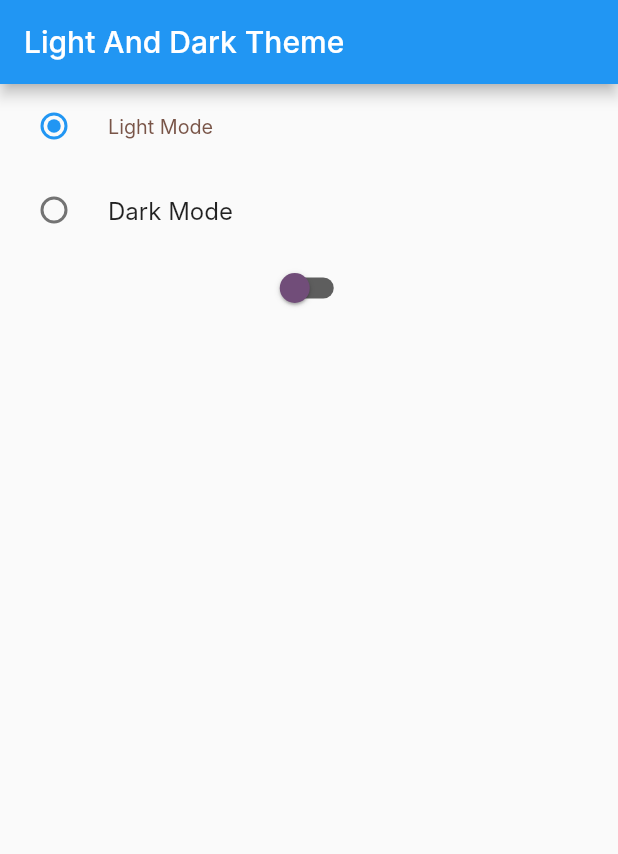
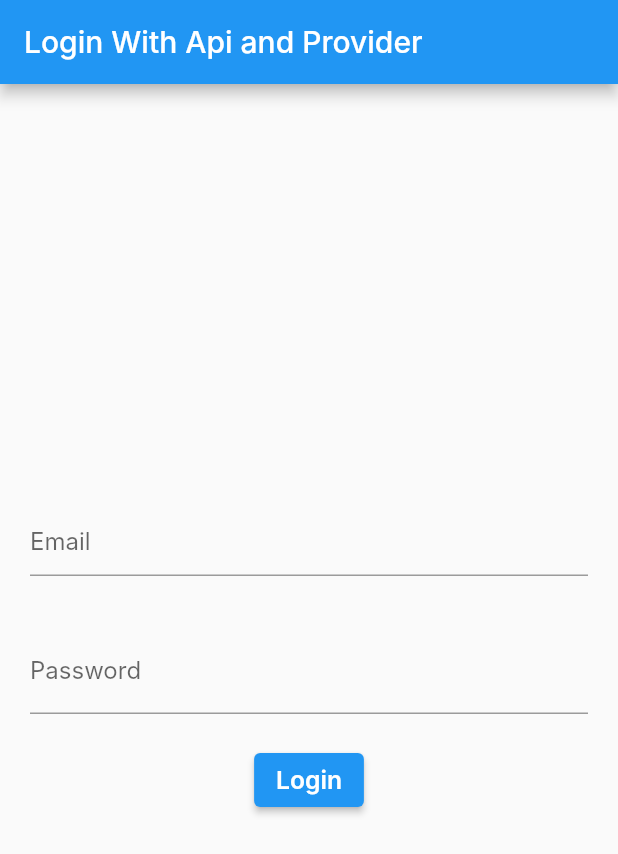
Before and after one commit to saadmomand6/Provider-Examples, a Flutter app: the screen it shows after launch, on a phone screen of 412 x 824 dp. Shown: the top 854 px of the screen. Run offline on Flutter 3.47's test engine with Material 2 defaults, Android fonts, the phone set to English and light mode, and no system bars; Roboto replaces fonts that are missing (Inter).

Commit message:
login with api and provider

```diff
--- a/lib/main.dart
+++ b/lib/main.dart
@@ -2,9 +2,10 @@
 import 'package:provider/provider.dart';
 import 'package:provider_with_mvvm_and_rest_apis/provider/count_provider.dart';
 import 'package:provider_with_mvvm_and_rest_apis/provider/favourite_provider.dart';
+import 'package:provider_with_mvvm_and_rest_apis/provider/login_auth_provider.dart';
 import 'package:provider_with_mvvm_and_rest_apis/provider/multiprovider_example.dart';
 import 'package:provider_with_mvvm_and_rest_apis/provider/theme_changer_provider.dart';
-import 'package:provider_with_mvvm_and_rest_apis/screens/dark_theme.dart';
+import 'package:provider_with_mvvm_and_rest_apis/screens/login_api_provider.dart';
 
 void main() {
   runApp(const MyApp());
@@ -21,6 +22,7 @@
         ChangeNotifierProvider(create: (_) => MultipleProviderExample()),
         ChangeNotifierProvider(create: (_) => Favouriteitem()),
         ChangeNotifierProvider(create: (_) => ThemeChanger()),
+        ChangeNotifierProvider(create: (_) => LoginAuth()),
       ],
       child: Builder(
         builder: (BuildContext context) {
@@ -73,7 +75,8 @@
                     fontSize: MediaQuery.of(context).size.height * 0.020),
               ),
             ),
-            home: const DarkTheme(),
+            // home: const DarkTheme(),
+            home: const LoginScreen(),
           );
         },
       ),
--- /dev/null
+++ b/lib/provider/login_auth_provider.dart
@@ -0,0 +1,41 @@
+import 'package:flutter/material.dart';
+import 'package:http/http.dart' as http;
+
+class LoginAuth with ChangeNotifier {
+  bool _loading = false;
+  bool get loading => _loading;
+
+  setloading(bool value) {
+    _loading = value;
+    notifyListeners();
+  }
+
+  bool _obscure = false;
+  bool get obscure => _obscure;
+
+  setobsecure(bool value) {
+    _obscure = value;
+    notifyListeners();
+  }
+
+  void Login(String email, String password) async {
+    setloading(true);
+    try {
+      http.Response response =
+          await http.post(Uri.parse('https://reqres.in/api/login'), body: {
+        'email': email,
+        'password': password,
+      });
+      if (response.statusCode == 200) {
+        print('success');
+        setloading(false);
+      } else {
+        print('failed');
+        setloading(false);
+      }
+    } catch (e) {
+      print(e.toString());
+      setloading(false);
+    }
+  }
+}
--- /dev/null
+++ b/lib/screens/login_api_provider.dart
@@ -0,0 +1,72 @@
+import 'package:flutter/material.dart';
+import 'package:provider/provider.dart';
+
+import '../provider/login_auth_provider.dart';
+
+class LoginScreen extends StatefulWidget {
+  const LoginScreen({super.key});
+
+  @override
+  State<LoginScreen> createState() => _LoginScreenState();
+}
+
+class _LoginScreenState extends State<LoginScreen> {
+  TextEditingController email = TextEditingController();
+  TextEditingController password = TextEditingController();
+  bool obsecure = true;
+  @override
+  Widget build(BuildContext context) {
+    final loginauthprovider = Provider.of<LoginAuth>(context);
+    return Scaffold(
+      appBar: AppBar(
+        title: const Text('Login With Api and Provider'),
+      ),
+      body: Padding(
+        padding: const EdgeInsets.all(20.0),
+        child: Column(
+          mainAxisAlignment: MainAxisAlignment.center,
+          crossAxisAlignment: CrossAxisAlignment.center,
+          children: [
+            TextFormField(
+              controller: email,
+              decoration: const InputDecoration(hintText: 'Email'),
+            ),
+            const SizedBox(
+              height: 20,
+            ),
+            TextFormField(
+              controller: password,
+              obscureText: obsecure,
+              decoration: InputDecoration(
+                  hintText: 'Password',
+                  suffix: Consumer<LoginAuth>(
+                    builder: (context, value, child) {
+                      return IconButton(
+                          onPressed: () {
+                            value.setobsecure(obsecure);
+                          },
+                          icon: Icon(loginauthprovider.obscure
+                              ? Icons.password
+                              : Icons.lock));
+                    },
+                  )),
+            ),
+            const SizedBox(
+              height: 20,
+            ),
+            ElevatedButton(
+                onPressed: () {
+                  loginauthprovider.Login(
+                      email.text.toString(), password.text.toString());
+                },
+                child: loginauthprovider.loading
+                    ? CircularProgressIndicator(
+                        color: Colors.white,
+                      )
+                    : const Text('Login'))
+          ],
+        ),
+      ),
+    );
+  }
+}
--- a/pubspec.yaml
+++ b/pubspec.yaml
@@ -36,6 +36,7 @@ dependencies:
   # Use with the CupertinoIcons class for iOS style icons.
   cupertino_icons: ^1.0.2
   provider: ^6.0.5
+  http: ^1.1.0
 
 dev_dependencies:
   flutter_test:
```
Also changed, not shown: pubspec.lock.
